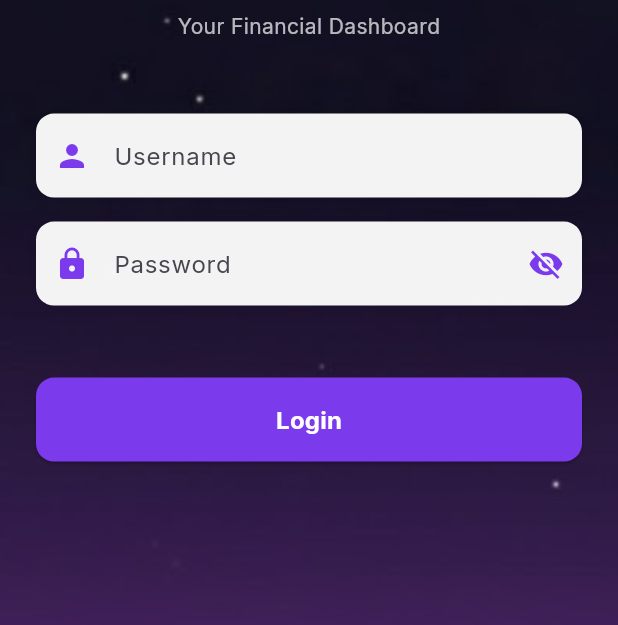
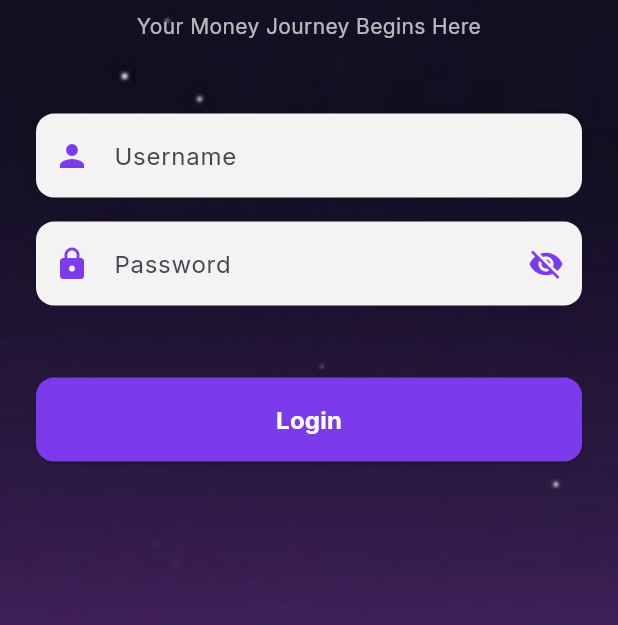
Before and after one commit to gabrielmsantos/astrobank-app-kids, a Flutter app: the screen it shows after launch, on a phone screen of 412 x 824 dp, the part 394-1019 px from its top. Run offline on Flutter 3.47's test engine with Material 3 defaults, Android fonts, the phone set to English and light mode, and no system bars; our stand-ins replace google_fonts; accounts and stored records are empty.

Commit message:
sentence login

```diff
--- a/lib/screens/login_screen.dart
+++ b/lib/screens/login_screen.dart
@@ -116,7 +116,7 @@ class _LoginScreenState extends State<LoginScreen> {
                   ),
                   const SizedBox(height: 8),
                   Text(
-                    'Your Financial Dashboard',
+                    'Your Money Journey Begins Here',
                     textAlign: TextAlign.center,
                     style: Theme.of(context).textTheme.bodyMedium?.copyWith(
                       color: Colors.white.withValues(alpha: 0.7),
```
